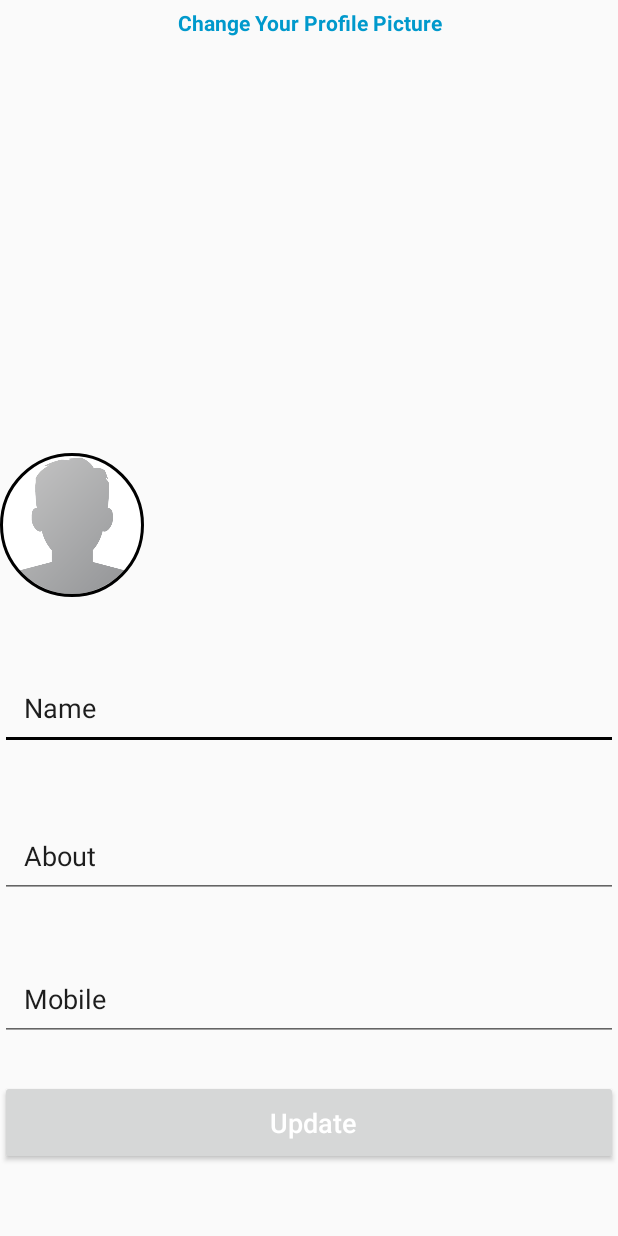
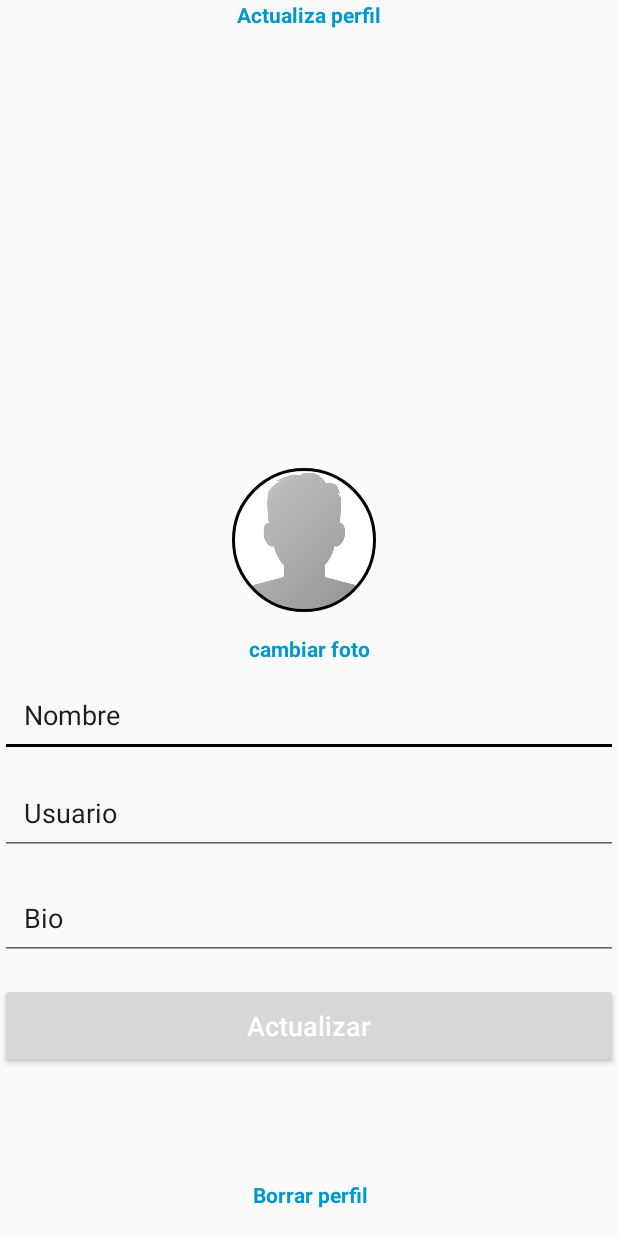
Before and after one commit to stranger01/235ki, an Android app: the AccountSettingsActivity screen opened directly, with no data from a screen before it, on a phone screen of 412 x 824 dp. Run offline under Robolectric (Android 15) with nearby library versions, the phone set to English and light mode, and no system bars; our stand-ins replace CircleImageView.

Commit message:
added profile update

```diff
--- a/app/src/main/res/layout/activity_account_settings.xml
+++ b/app/src/main/res/layout/activity_account_settings.xml
@@ -6,6 +6,37 @@
     android:layout_height="match_parent"
     tools:context="Controller.AccountSettingsActivity">
 
+    <TextView
+
+        android:id="@+id/delete_acc_btn"
+        android:layout_width="178dp"
+        android:layout_height="wrap_content"
+        android:layout_above="@+id/profile_image_view_profile_frag"
+        android:layout_alignParentStart="true"
+        android:layout_alignParentEnd="true"
+        android:layout_gravity="center"
+        android:layout_marginStart="117dp"
+        android:layout_marginTop="185dp"
+        android:layout_marginEnd="115dp"
+        android:layout_marginBottom="-494dp"
+        android:gravity="center"
+        android:text="Borrar perfil"
+        android:textColor="@android:color/holo_blue_dark"
+        android:textStyle="bold" />
+
+    <TextView
+
+        android:id="@+id/change_image_text_btn"
+        android:layout_width="match_parent"
+        android:layout_height="wrap_content"
+        android:layout_alignParentBottom="true"
+        android:layout_gravity="center"
+        android:layout_marginBottom="382dp"
+        android:gravity="center"
+        android:text="cambiar foto"
+        android:textColor="@android:color/holo_blue_dark"
+        android:textStyle="bold" />
+
     <LinearLayout
         android:layout_gravity="center"
         android:layout_width="match_parent"
@@ -13,14 +44,17 @@
         android:orientation="vertical"
         android:layout_marginTop="4dp"/>
 
+
     <de.hdodenhof.circleimageview.CircleImageView
-        android:id="@+id/profile_image"
+        android:id="@+id/profile_image_view_profile_frag"
         android:layout_width="96dp"
         android:layout_height="96dp"
+        android:layout_alignParentEnd="true"
         android:layout_alignParentBottom="true"
+
         android:layout_gravity="center"
-
-        android:layout_marginBottom="426dp"
+        android:layout_marginEnd="161dp"
+        android:layout_marginBottom="416dp"
         android:src="@drawable/profile"
         app:civ_border_color="#FF000000"
         app:civ_border_width="2dp" />
@@ -28,25 +62,23 @@
     <TextView
 
         android:layout_width="match_parent"
+        android:layout_height="wrap_content"
         android:layout_gravity="center"
         android:gravity="center"
+        android:text="Actualiza perfil"
         android:textColor="@android:color/holo_blue_dark"
-        android:text="Change Your Profile Picture"
-        android:textStyle="bold"
-        android:layout_margin="5dp"
-        android:layout_height="wrap_content" />
-
+        android:textStyle="bold" />
 
     <EditText
 
-        android:id="@+id/editText_name"
+        android:id="@+id/full_name_profile_frag"
         android:layout_width="match_parent"
         android:layout_height="wrap_content"
         android:layout_alignParentBottom="true"
         android:layout_marginTop="16dp"
-        android:layout_marginBottom="324dp"
+        android:layout_marginBottom="319dp"
         android:drawablePadding="16dp"
-        android:hint="Name"
+        android:hint="Nombre"
         android:inputType="textEmailAddress"
         android:maxLines="1"
         android:padding="16dp"
@@ -54,14 +86,14 @@
 
     <EditText
 
-        android:id="@+id/about"
+        android:id="@+id/username_profile_frag"
         android:layout_width="match_parent"
         android:layout_height="wrap_content"
         android:layout_alignParentBottom="true"
         android:layout_marginTop="16dp"
-        android:layout_marginBottom="225dp"
+        android:layout_marginBottom="254dp"
         android:drawablePadding="16dp"
-        android:hint="About "
+        android:hint="Usuario"
         android:inputType="textEmailAddress"
         android:maxLines="1"
         android:padding="16dp"
@@ -69,14 +101,14 @@
 
     <EditText
 
-        android:id="@+id/editText_mobile"
+        android:id="@+id/bio_profile_frag"
         android:layout_width="match_parent"
         android:layout_height="wrap_content"
         android:layout_alignParentBottom="true"
         android:layout_marginTop="16dp"
-        android:layout_marginBottom="130dp"
+        android:layout_marginBottom="184dp"
         android:drawablePadding="16dp"
-        android:hint="Mobile"
+        android:hint="Bio"
         android:inputType="phone"
         android:maxLines="1"
         android:padding="16dp"
@@ -84,17 +116,16 @@
 
     <Button
 
-        android:id="@+id/bttnupdate"
-
+        android:id="@+id/save_infor_profile"
         android:layout_width="match_parent"
         android:layout_height="wrap_content"
         android:layout_alignParentBottom="true"
         android:layout_gravity="center_horizontal"
         android:layout_marginTop="10dp"
-        android:layout_marginBottom="47dp"
+        android:layout_marginBottom="112dp"
         android:clickable="true"
         android:padding="16dp"
-        android:text=" Update"
+        android:text="Actualizar"
         android:textAllCaps="false"
         android:textColor="@android:color/white"
         android:textSize="18sp" />
--- a/app/src/main/res/layout/fragment_profile.xml
+++ b/app/src/main/res/layout/fragment_profile.xml
@@ -78,7 +78,7 @@
                                 android:layout_gravity="center"
                                 android:text="286"
                                 android:textColor="@android:color/black"
-                                android:textSize="20dp" />
+                                android:textSize="18dp" />
 
                             <TextView
                                 android:layout_width="wrap_content"
@@ -102,7 +102,7 @@
                                 android:layout_gravity="center"
                                 android:text="256"
                                 android:textColor="@android:color/black"
-                                android:textSize="20dp" />
+                                android:textSize="18dp" />
 
                             <ImageView
                                 android:layout_width="wrap_content"
@@ -125,19 +125,18 @@
                                 android:layout_width="wrap_content"
                                 android:layout_height="wrap_content"
                                 android:layout_marginStart="7dp"
-                                android:layout_marginLeft="7dp"
                                 android:layout_marginTop="10dp"
                                 android:text="276"
                                 android:textColor="@android:color/black"
-                                android:textSize="20dp"
+                                android:textSize="18dp"
                                 app:layout_constraintBottom_toTopOf="@+id/imageView"
                                 app:layout_constraintStart_toStartOf="@+id/imageView"
                                 app:layout_constraintTop_toTopOf="parent" />
 
                             <ImageView
                                 android:id="@+id/imageView"
-                                android:layout_width="wrap_content"
-                                android:layout_height="0dp"
+                                android:layout_width="54dp"
+                                android:layout_height="40dp"
                                 android:text="Ellos"
                                 android:textSize="18dp"
                                 app:layout_constraintBottom_toBottomOf="parent"
@@ -152,15 +151,15 @@
 
                 <ImageView
                     android:id="@+id/options_view"
-                    android:layout_width="45dp"
-                    android:layout_height="35dp"
+                    android:layout_width="48dp"
+                    android:layout_height="wrap_content"
                     android:layout_marginLeft="180dp"
                     android:src="@drawable/options" />
 
                 <ImageView
                     android:id="@+id/edit_account_settings"
-                    android:layout_width="45dp"
-                    android:layout_height="40dp"
+                    android:layout_width="72dp"
+                    android:layout_height="wrap_content"
                     android:layout_marginTop="3dp"
                     android:layout_marginRight="170dp"
                     android:src="@drawable/home" />
```
